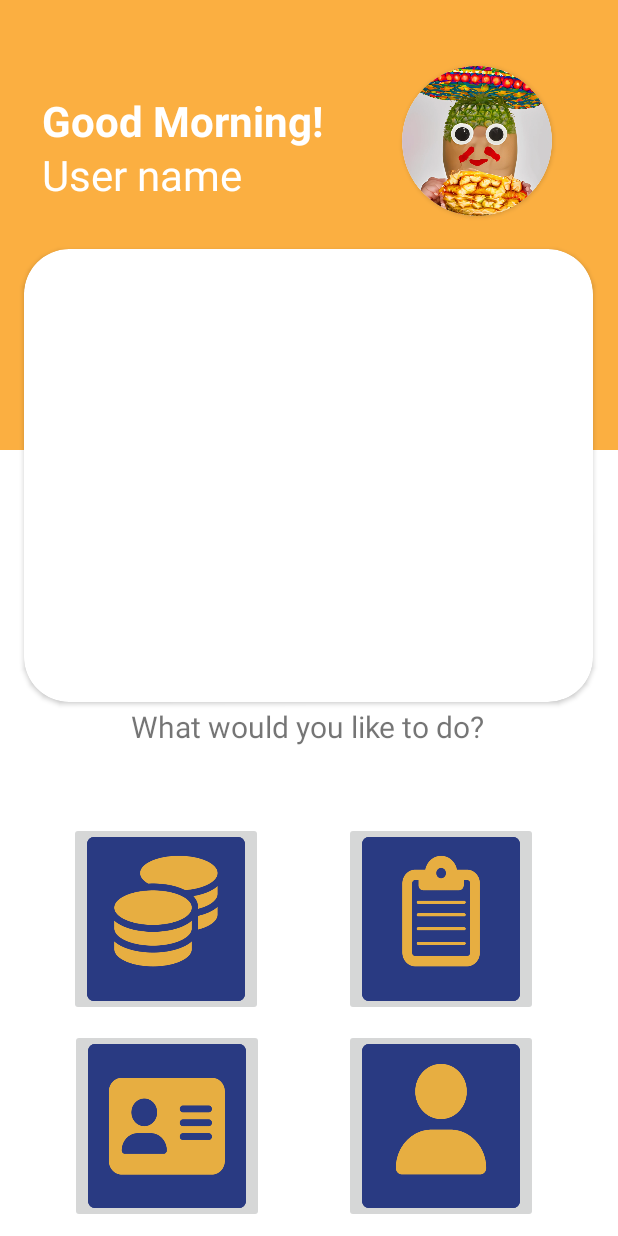
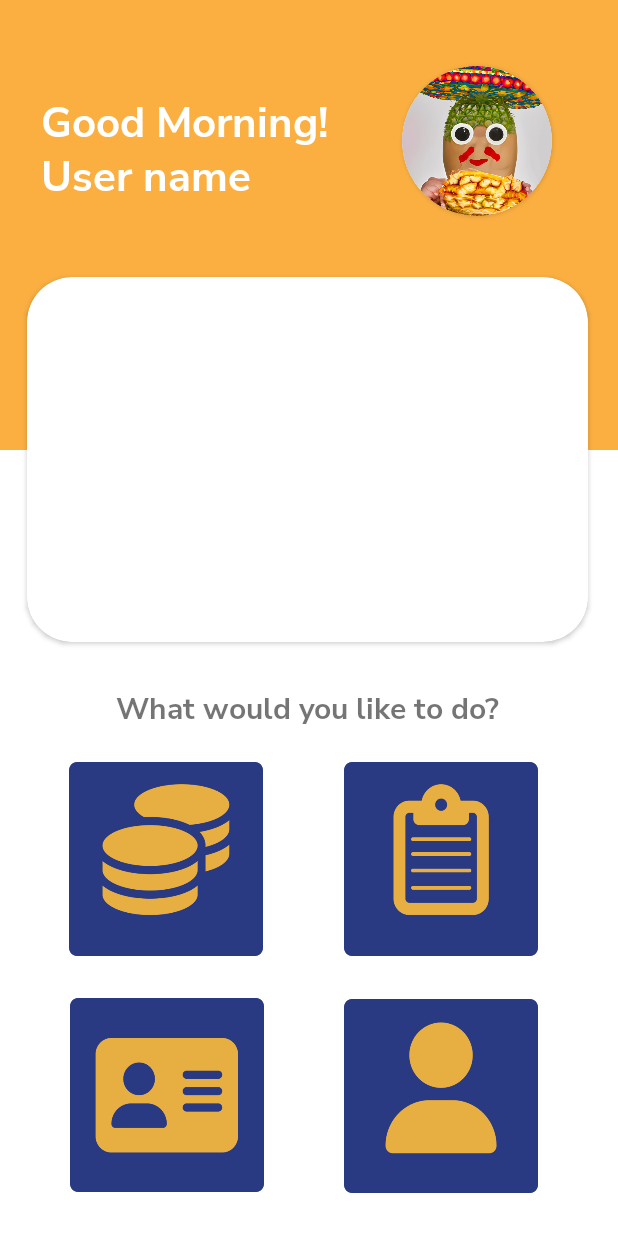
Before and after one commit to elvenheim/MOBCAPP-RAMS-Android, an Android app: the layout rams_home.xml on its own in the app's theme, with its tools: preview values and no code run, on a phone screen of 412 x 824 dp. Run offline under Robolectric (Android 15) with nearby library versions, the phone set to English and light mode, and no system bars.

Commit message:
changed fonts

```diff
--- a/app/src/main/res/layout/rams_home.xml
+++ b/app/src/main/res/layout/rams_home.xml
@@ -2,6 +2,7 @@
 <androidx.constraintlayout.widget.ConstraintLayout xmlns:android="http://schemas.android.com/apk/res/android"
     xmlns:app="http://schemas.android.com/apk/res-auto"
     xmlns:tools="http://schemas.android.com/tools"
+    android:background="@color/white"
     android:layout_width="match_parent"
     android:layout_height="match_parent"
     tools:context=".MainActivity">
@@ -10,6 +11,7 @@
         android:id="@+id/studentProfile"
         android:layout_width="129dp"
         android:layout_height="129dp"
+        android:background="@color/white"
         android:scaleType="fitXY"
         app:layout_constraintBottom_toBottomOf="parent"
         app:layout_constraintEnd_toEndOf="parent"
@@ -31,6 +33,7 @@
         android:layout_height="wrap_content"
         android:text="Good Morning!"
         android:textColor="@color/white"
+        android:fontFamily="@font/nunitosans_bold"
         android:textSize="28sp"
         android:textStyle="bold"
         app:layout_constraintBottom_toBottomOf="parent"
@@ -46,6 +49,7 @@
         android:text="User name"
         android:textColor="@color/white"
         android:textSize="28sp"
+        android:fontFamily="@font/nunitosans_bold"
         android:textStyle=""
         app:layout_constraintBottom_toBottomOf="parent"
         app:layout_constraintEnd_toEndOf="parent"
@@ -84,10 +88,11 @@
 
     <androidx.cardview.widget.CardView
         android:id="@+id/announcements"
-        android:layout_width="379dp"
-        android:layout_height="302dp"
+        android:layout_width="374dp"
+        android:layout_height="243dp"
         android:outlineAmbientShadowColor="@color/black"
         app:cardCornerRadius="30dp"
+        android:background="@color/white"
         app:layout_constraintBottom_toBottomOf="parent"
         app:layout_constraintEnd_toEndOf="parent"
         app:layout_constraintHorizontal_bias="0.482"
@@ -98,14 +103,16 @@
     <TextView
         android:layout_width="wrap_content"
         android:layout_height="wrap_content"
+        android:layout_marginTop="21dp"
         android:text="What would you like to do?"
+        android:fontFamily="@font/nunitosans_bold"
         android:textSize="20sp"
         app:layout_constraintBottom_toBottomOf="parent"
         app:layout_constraintEnd_toEndOf="parent"
         app:layout_constraintHorizontal_bias="0.497"
         app:layout_constraintStart_toStartOf="parent"
-        app:layout_constraintTop_toTopOf="@+id/username"
-        app:layout_constraintVertical_bias="0.591" />
+        app:layout_constraintTop_toBottomOf="@+id/announcements"
+        app:layout_constraintVertical_bias="0.025" />
 
     <ImageButton
         android:id="@+id/studentRecordsButton"
@@ -113,6 +120,7 @@
         android:layout_height="129dp"
         android:layout_marginTop="80dp"
         android:scaleType="fitXY"
+        android:background="@color/white"
         app:layout_constraintEnd_toEndOf="parent"
         app:layout_constraintHorizontal_bias="0.504"
         app:layout_constraintStart_toEndOf="@+id/financeButton"
@@ -125,6 +133,7 @@
         android:layout_width="129dp"
         android:layout_height="129dp"
         android:layout_marginEnd="236dp"
+        android:background="@color/white"
         android:scaleType="fitXY"
         app:layout_constraintBottom_toBottomOf="parent"
         app:layout_constraintEnd_toEndOf="parent"
@@ -134,6 +143,7 @@
 
     <ImageButton
         android:id="@+id/financeButton"
+        android:background="@color/white"
         android:layout_width="129dp"
         android:layout_height="129dp"
         android:layout_marginStart="32dp"
```
